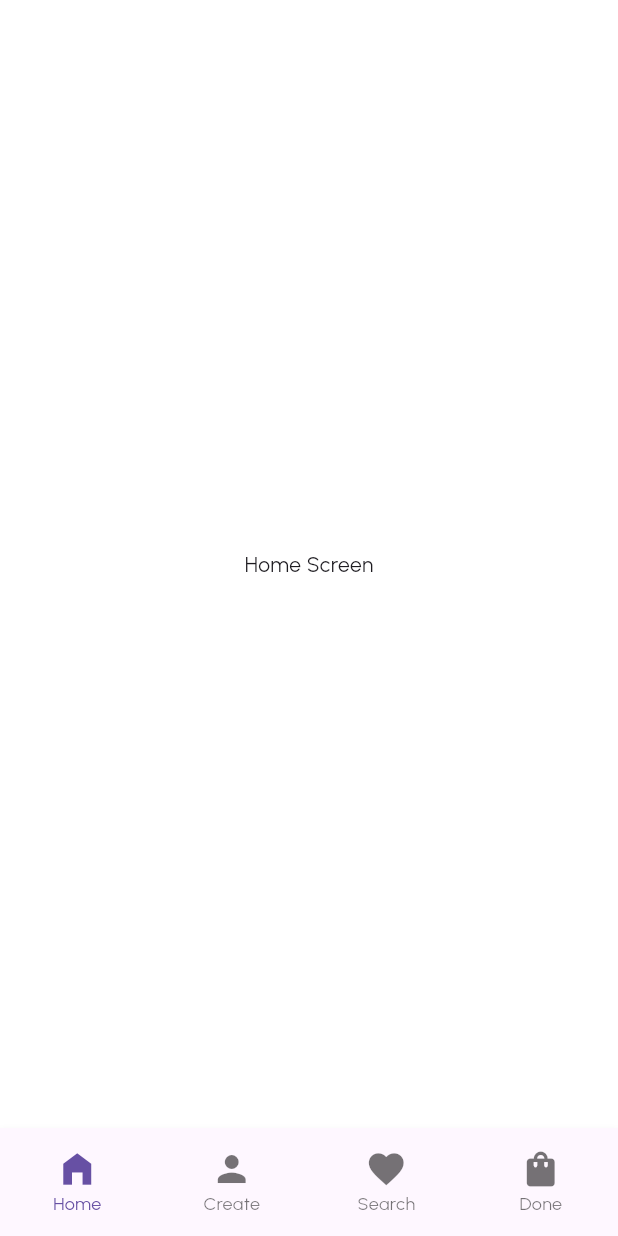
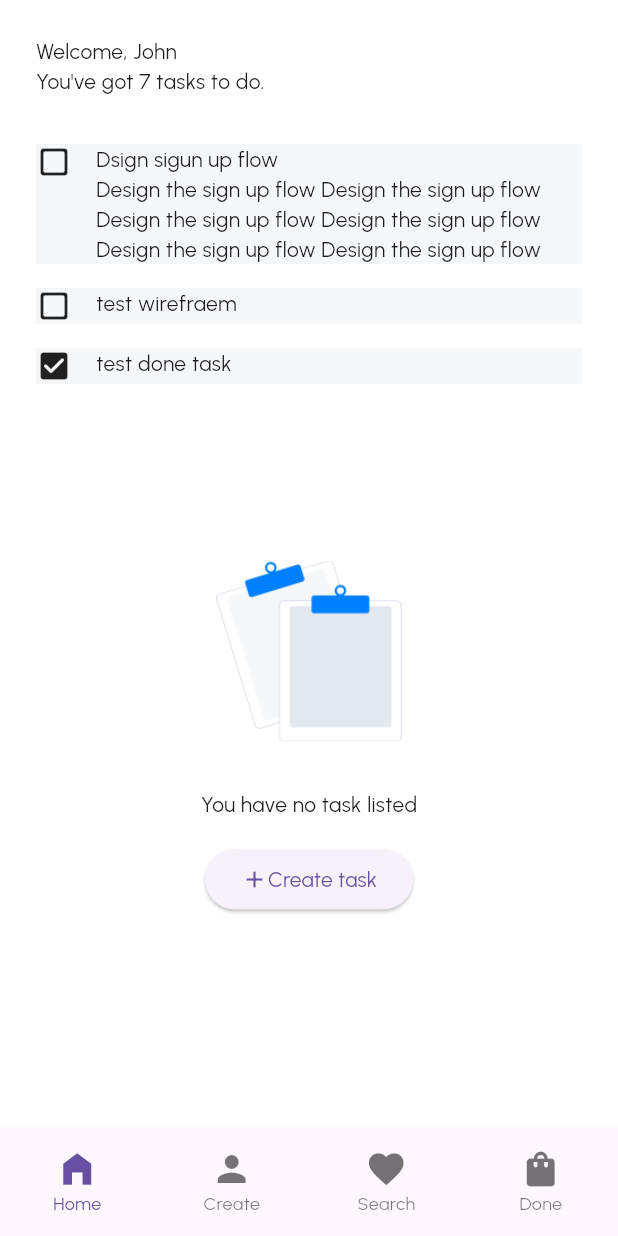
Before and after one commit to aliwaseem27/akkooo_todo, a Flutter app: the screen it shows after launch, on a phone screen of 412 x 824 dp. Run offline on Flutter 3.47's test engine with Material 3 defaults, Android fonts, the phone set to English and light mode, and no system bars; our stand-ins replace auto_route, flutter_bloc, freezed_annotation, isar; missing offline and left inert: pretty_bloc_observer; accounts and stored records are empty; generated files the repository leaves out were written again; statements that could not run were skipped.

Commit message:
add: home screen design

```diff
--- /dev/null
+++ b/lib/core/constants/image_strings.dart
@@ -0,0 +1,3 @@
+class ImageStrings {
+  static const String notes = 'assets/images/notes.png';
+}
--- a/lib/features/presentation/common/navigation_screen.dart
+++ b/lib/features/presentation/common/navigation_screen.dart
@@ -27,7 +27,7 @@ class NavigationScreen extends StatelessWidget {
           body: child,
           bottomNavigationBar: SafeArea(
             child: Container(
-              clipBehavior: Clip.hardEdge,
+              // clipBehavior: Clip.hardEdge,
               height: 72,
               // margin: const EdgeInsets.only(
               //     left: AppSizes.defaultSpace, right: AppSizes.defaultSpace, bottom: AppSizes.defaultSpace),
--- /dev/null
+++ b/lib/features/presentation/common/widgets/todo_widget.dart
@@ -0,0 +1,41 @@
+import 'package:akkooo_todo/core/constants/app_colors.dart';
+import 'package:akkooo_todo/core/constants/app_sizes.dart';
+import 'package:flutter/material.dart';
+
+import 'package:akkooo_todo/features/domain/entities/todo.dart';
+
+class TodoWidget extends StatelessWidget {
+  const TodoWidget({
+    super.key,
+    required this.todo,
+    this.actionIconButton,
+  });
+
+  final Todo todo;
+  final Widget? actionIconButton;
+
+  @override
+  Widget build(BuildContext context) {
+    return Container(
+      decoration: BoxDecoration(color: AppColors.secondaryColor),
+      child: Row(
+        crossAxisAlignment: CrossAxisAlignment.start,
+        children: [
+          todo.isCompleted ? Icon(Icons.check_box_rounded) : Icon(Icons.check_box_outline_blank_rounded),
+          SizedBox(width: AppSizes.spaceBtwItems),
+          Expanded(
+            child: Column(
+              crossAxisAlignment: CrossAxisAlignment.start,
+              children: [
+                Text(todo.title),
+                todo.note != null ? Text(todo.note!) : SizedBox(),
+              ],
+            ),
+          ),
+          actionIconButton != null ? SizedBox(width: AppSizes.spaceBtwItems) : SizedBox(),
+          actionIconButton != null ? actionIconButton! : SizedBox(),
+        ],
+      ),
+    );
+  }
+}
--- /dev/null
+++ b/lib/features/presentation/common/widgets/welcome_message_widget.dart
@@ -0,0 +1,23 @@
+import 'package:flutter/material.dart';
+
+class WelcomeMessageWidget extends StatelessWidget {
+  const WelcomeMessageWidget({
+    super.key,
+  });
+
+  @override
+  Widget build(BuildContext context) {
+    return Column(
+      crossAxisAlignment: CrossAxisAlignment.start,
+      children: [
+        Row(
+          children: [
+            Text('Welcome, '),
+            Text('John'),
+          ],
+        ),
+        Text("You've got 7 tasks to do."),
+      ],
+    );
+  }
+}
--- a/lib/features/presentation/home/screens/home_screen.dart
+++ b/lib/features/presentation/home/screens/home_screen.dart
@@ -1,17 +1,82 @@
+import 'package:akkooo_todo/core/constants/app_sizes.dart';
 import 'package:akkooo_todo/features/domain/entities/todo.dart';
-import 'package:akkooo_todo/features/infrastructure/repositories/todo_repository_impl.dart';
 import 'package:auto_route/auto_route.dart';
 import 'package:flutter/material.dart';
+
+import '../../../../core/constants/image_strings.dart';
+import '../../common/widgets/todo_widget.dart';
+import '../../common/widgets/welcome_message_widget.dart';
 
 @RoutePage()
 class HomeScreen extends StatelessWidget {
   const HomeScreen({super.key});
 
-
   @override
   Widget build(BuildContext context) {
-    return Center(
-      child: Text("Home Screen"),
+    final todos = [
+      Todo(
+          title: "Dsign sigun up flow",
+          note:
+              "Design the sign up flow Design the sign up flow Design the sign up flow Design the sign up flow Design the sign up flow Design the sign up flow"),
+      Todo(title: "test wirefraem"),
+      Todo(title: "test done task", isCompleted: true),
+    ];
+    return SafeArea(
+      child: Padding(
+        padding: EdgeInsets.all(AppSizes.defaultSpace),
+        child: Column(
+          crossAxisAlignment: CrossAxisAlignment.start,
+          children: [
+            WelcomeMessageWidget(),
+            SizedBox(height: AppSizes.spaceBtwSections),
+
+            // List of Todos
+            ListView.separated(
+              itemCount: todos.length,
+              shrinkWrap: true,
+              // physics: const NeverScrollableScrollPhysics(),
+              itemBuilder: (context, index) {
+                final todo = todos[index];
+                return TodoWidget(todo: todo);
+              },
+              separatorBuilder: (context, index) {
+                return const SizedBox(height: AppSizes.spaceBtwItems);
+              },
+            ),
+
+            todos.length == 3
+                ? Expanded(
+                    child: Align(
+                      alignment: Alignment.center,
+                      child: Column(
+                        mainAxisAlignment: MainAxisAlignment.center,
+                        mainAxisSize: MainAxisSize.max,
+                        children: [
+                          SizedBox(
+                            width: MediaQuery.of(context).size.width * 0.3,
+                            child: Image.asset(ImageStrings.notes),
+                          ),
+                          SizedBox(height: AppSizes.spaceBtwSections),
+                          Text("You have no task listed"),
+                          SizedBox(height: AppSizes.spaceBtwItems),
+                          ElevatedButton(
+                            onPressed: () {},
+                            child: Row(
+                              mainAxisSize: MainAxisSize.min,
+                              children: [
+                                Icon(Icons.add),
+                                Text("Create task"),
+                              ],
+                            ),
+                          ),
+                        ],
+                      ),
+                    ),
+                  )
+                : SizedBox()
+          ],
+        ),
+      ),
     );
   }
 }
--- a/pubspec.yaml
+++ b/pubspec.yaml
@@ -43,8 +43,8 @@ dependency_overrides:
 flutter:
   uses-material-design: true
 
-  # assets:
-  #   - images/a_dot_burr.jpeg
+  assets:
+    - assets/images/
 
   fonts:
     - family: Urbanist
```
